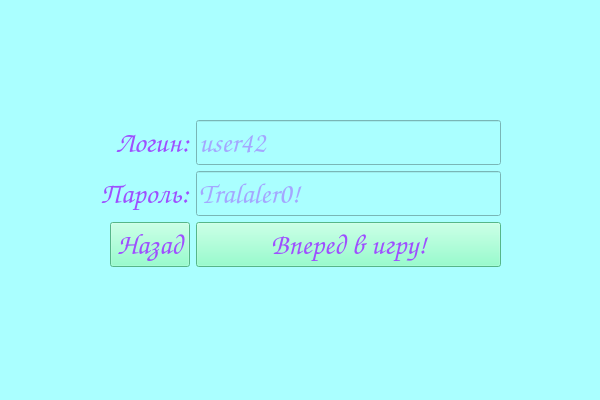
Old version of the form logindialog.ui in the repository Vladusecho/MathTrainer.
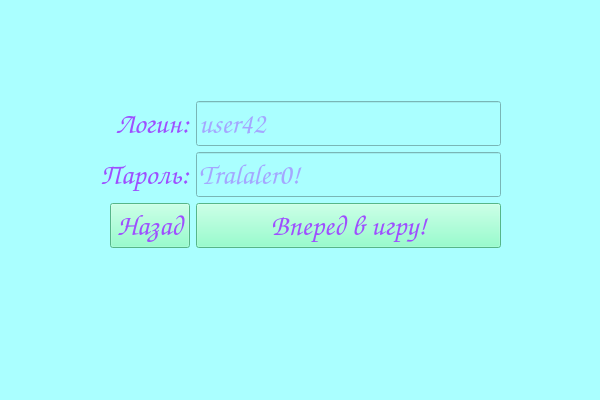
New version of the form.

Diff of the .ui file:
```diff
--- a/logindialog.ui
+++ b/logindialog.ui
@@ -39,18 +39,24 @@
    <property name="geometry">
     <rect>
      <x>0</x>
-     <y>120</y>
+     <y>1</y>
      <width>601</width>
-     <height>162</height>
+     <height>461</height>
     </rect>
    </property>
    <layout class="QHBoxLayout" name="horizontalLayout_2">
     <property name="leftMargin">
      <number>100</number>
     </property>
+    <property name="topMargin">
+     <number>100</number>
+    </property>
     <property name="rightMargin">
      <number>100</number>
     </property>
+    <property name="bottomMargin">
+     <number>200</number>
+    </property>
     <item>
      <layout class="QFormLayout" name="formLayout">
       <property name="labelAlignment">
```
Left out of the diff: 2 changed lines with no effect on the pictures.
